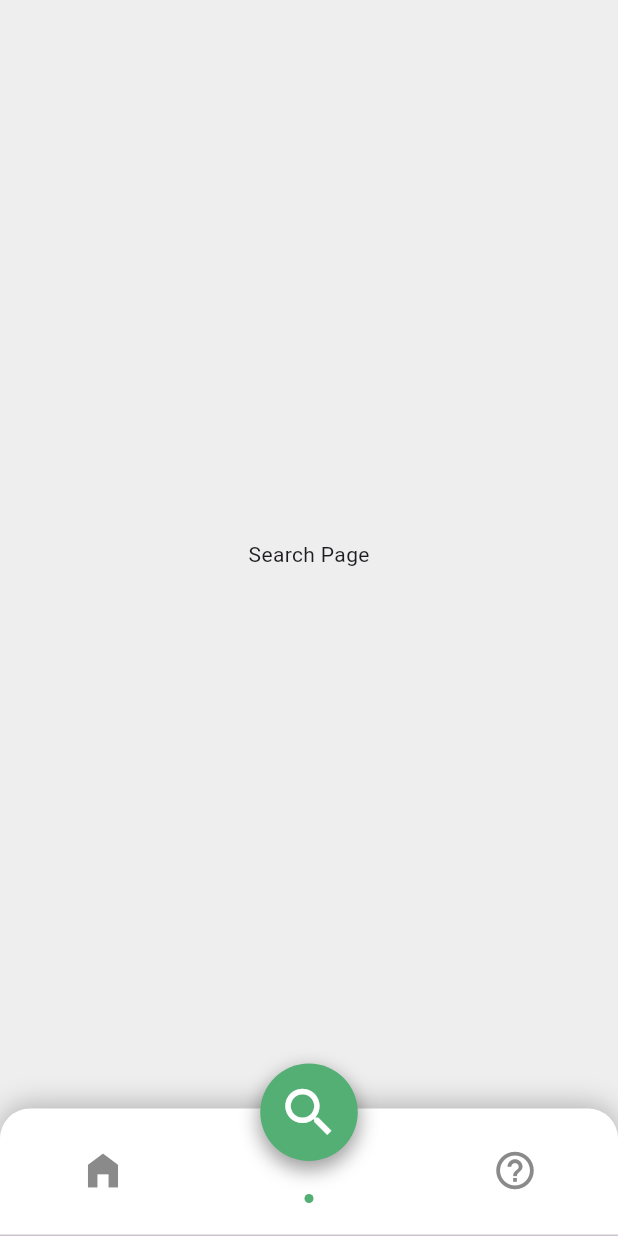
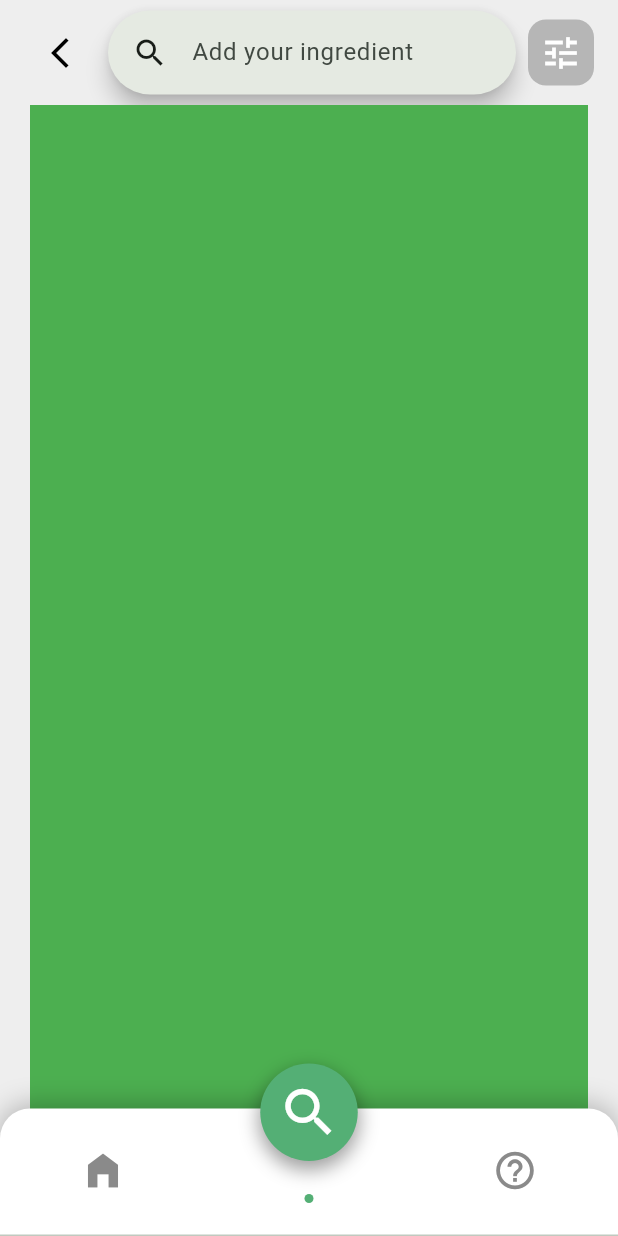
Before and after one commit to ReDine-Flutter-Project-G4/ReDine_Frontend, a Flutter app: the screen it shows after launch, after a tap on the "search" icon, on a phone screen of 412 x 824 dp. Run offline on Flutter 3.47's test engine with Material 3 defaults, Android fonts, the light colour scheme and no system bars.

Commit message:
search bar chip

```diff
--- a/lib/main.dart
+++ b/lib/main.dart
@@ -1,5 +1,8 @@
 import 'package:flutter/material.dart';
 import 'utils/tab_bar.dart';
+import 'pages/home_page.dart';
+import 'pages/search_page.dart';
+import 'pages/help_page.dart';
 
 void main() {
   runApp(const MyApp());
@@ -8,27 +11,26 @@ void main() {
 class MyApp extends StatelessWidget {
   const MyApp({super.key});
 
-  // This widget is the root of your application.
   @override
   Widget build(BuildContext context) {
     return MaterialApp(
-      title: 'Flutter Demo',
+      title: 'ReDine',
       theme: ThemeData(
-        colorScheme: ColorScheme.fromSeed(seedColor: Colors.deepPurple),
+        colorScheme: ColorScheme.fromSeed(seedColor: Color(0xFF54AF75)),
       ),
-      home: const HomePage(),
+      home: const MainHomePage(),
     );
   }
 }
 
-class HomePage extends StatefulWidget {
-  const HomePage({super.key});
+class MainHomePage extends StatefulWidget {
+  const MainHomePage({super.key});
 
   @override
-  State<HomePage> createState() => _HomePageState();
+  State<MainHomePage> createState() => _MainHomePageState();
 }
 
-class _HomePageState extends State<HomePage> with SingleTickerProviderStateMixin {
+class _MainHomePageState extends State<MainHomePage> with SingleTickerProviderStateMixin {
   late TabController _tabController;
 
   @override
@@ -36,13 +38,13 @@ class _HomePageState extends State<HomePage> with SingleTickerProviderStateMixin
     super.initState();
     _tabController = TabController(length: 3, vsync: this);
     _tabController.addListener(() {
-      setState(() {}); // Rebuild when tab index changes
+      setState(() {});
     });
   }
 
   @override
   void dispose() {
-    _tabController.dispose(); // Always dispose controllers!
+    _tabController.dispose();
     super.dispose();
   }
 
@@ -52,10 +54,10 @@ class _HomePageState extends State<HomePage> with SingleTickerProviderStateMixin
       backgroundColor: Colors.grey[200],
       body: TabBarView(
         controller: _tabController,
-        children: const [
-          Center(child: Text('Home Page')),
-          Center(child: Text('Search Page')),
-          Center(child: Text('Help Page')),
+        children: [
+          const HomeTabPage(),
+          SearchTabPage(tabController: _tabController),
+          const HelpTabPage(),
         ],
       ),
       bottomNavigationBar: CustomTabBar(
--- a/lib/pages/home_page.dart
+++ b/lib/pages/home_page.dart
@@ -0,0 +1,12 @@
+import 'package:flutter/material.dart';
+
+class HomeTabPage extends StatelessWidget {
+  const HomeTabPage({super.key});
+
+  @override
+  Widget build(BuildContext context) {
+    return const Center(
+      child: Text('Home Page'),
+    );
+  }
+}
--- a/lib/pages/search_page.dart
+++ b/lib/pages/search_page.dart
@@ -0,0 +1,138 @@
+import 'package:flutter/material.dart';
+import '../widgets/search_bar_widget.dart';
+import '../widgets/chip_list_widget.dart';
+import '../widgets/filter_bottom_sheet.dart';
+
+class SearchTabPage extends StatefulWidget {
+  final TabController tabController;
+  const SearchTabPage({super.key, required this.tabController});
+
+  @override
+  State<SearchTabPage> createState() => _SearchTabPageState();
+}
+
+class _SearchTabPageState extends State<SearchTabPage> {
+  late final SearchController _searchController;
+  final List<String> allSuggestions = [
+    'Chicken Breast',
+    'Chicken Thighs',
+    'Pork Belly',
+    'Beef Ribs',
+  ];
+  final List<String> _selectedChips = [];
+
+  @override
+  void initState() {
+    super.initState();
+    _searchController = SearchController();
+  }
+
+  @override
+  void dispose() {
+    _searchController.dispose();
+    super.dispose();
+  }
+
+  @override
+  Widget build(BuildContext context) {
+    return SafeArea(
+      child: CustomScrollView(
+        slivers: <Widget>[
+          SliverAppBar(
+            backgroundColor: Colors.transparent,
+            floating: true,
+            automaticallyImplyLeading: false,
+            titleSpacing: 0,
+            toolbarHeight: 70,
+            title: Padding(
+              padding: const EdgeInsets.symmetric(horizontal: 16),
+              child: Row(
+                children: [
+                  // Back button
+                  IconButton(
+                    icon: const Icon(
+                      Icons.arrow_back_ios_new,
+                      size: 24,
+                      color: Colors.black,
+                    ),
+                    onPressed: () {
+                      widget.tabController.animateTo(0);
+                    },
+                  ),
+
+                  const SizedBox(width: 8),
+
+                  // SearchAnchor
+                  Expanded(
+                    child: SearchBarWidget(
+                      searchController: _searchController,
+                      allSuggestions: allSuggestions,
+                      onItemSelected: (item) {
+                        setState(() {
+                          if (!_selectedChips.contains(item)) {
+                            _selectedChips.add(item);
+                          }
+                        });
+                      },
+                    ),
+                  ),
+
+                  const SizedBox(width: 8),
+
+                  // Filter Button
+                  Container(
+                    width: 44,
+                    height: 44,
+                    decoration: BoxDecoration(
+                      color: const Color(0xFFB6B6B6),
+                      borderRadius: BorderRadius.circular(12),
+                    ),
+                    child: IconButton(
+                      icon: const Icon(
+                        Icons.tune,
+                        color: Colors.white,
+                        size: 28,
+                      ),
+                      onPressed: () {
+                        showModalBottomSheet(
+                          context: context,
+                          builder: (context) => const FilterBottomSheet(),
+                        );
+                      },
+                    ),
+                  ),
+                ],
+              ),
+            ),
+          ),
+
+          if (_selectedChips.isNotEmpty)
+            SliverToBoxAdapter(
+              child: Padding(
+                padding: const EdgeInsets.symmetric(
+                  horizontal: 16,
+                  vertical: 8,
+                ),
+                child: ChipListWidget(
+                  chips: _selectedChips,
+                  onChipDeleted: (chip) {
+                    setState(() {
+                      _selectedChips.remove(chip);
+                    });
+                  },
+                ),
+              ),
+            ),
+
+          // Page Content
+          SliverToBoxAdapter(
+            child: Padding(
+              padding: const EdgeInsets.symmetric(horizontal: 20),
+              child: Container(height: 1000, color: Colors.green),
+            ),
+          ),
+        ],
+      ),
+    );
+  }
+}
--- a/lib/utils/tab_bar.dart
+++ b/lib/utils/tab_bar.dart
@@ -52,9 +52,9 @@ class CustomTabBar extends StatelessWidget {
         ),
         // Floating Search Button
         AnimatedPositioned(
-           duration: const Duration(milliseconds: 300), // 👈 animation speed
-  curve: Curves.easeInOut,
-          top: tabController.index==1?-30:-25,
+          duration: const Duration(milliseconds: 300),
+          curve: Curves.easeInOut,
+          top: tabController.index == 1 ? -30 : -25,
           child: GestureDetector(
             onTap: () {
               tabController.animateTo(1); // Switch to search tab
--- /dev/null
+++ b/lib/widgets/search_bar_widget.dart
@@ -0,0 +1,38 @@
+import 'package:flutter/material.dart';
+
+class SearchBarWidget extends StatelessWidget {
+  final SearchController searchController;
+  final List<String> allSuggestions;
+  final Function(String) onItemSelected;
+
+  const SearchBarWidget({
+    super.key,
+    required this.searchController,
+    required this.allSuggestions,
+    required this.onItemSelected,
+  });
+
+  @override
+  Widget build(BuildContext context) {
+    return SearchAnchor.bar(
+      searchController: searchController,
+      barHintText: 'Add your ingredient',
+      suggestionsBuilder: (context, controller) {
+        final query = controller.text.toLowerCase();
+        final suggestions = allSuggestions
+            .where((item) => item.toLowerCase().contains(query))
+            .toList();
+
+        return suggestions.map((item) {
+          return ListTile(
+            title: Text(item),
+            onTap: () {
+              onItemSelected(item);
+              controller.closeView(controller.text);
+            },
+          );
+        }).toList();
+      },
+    );
+  }
+}
```
Also changed, not shown: lib/pages/help_page.dart (+12 -0 lines), lib/widgets/chip_list_widget.dart (added, +42 -0 lines), lib/widgets/filter_bottom_sheet.dart (added, +25 -0 lines).
